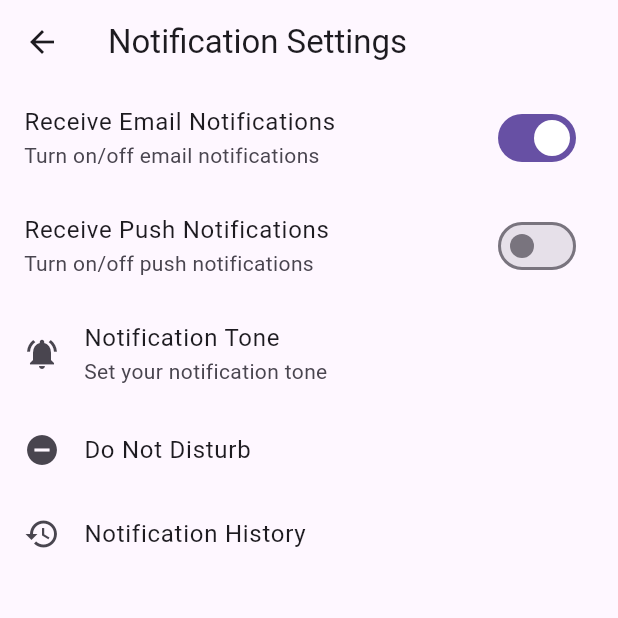
After one commit to zephir0/gym_tracker_flutter, a Flutter app: the NotificationsView screen opened directly, on a phone screen of 412 x 824 dp, the top half of it. The commit adds this screen. Run offline on Flutter 3.47's test engine with Material 3 defaults, Android fonts, the phone set to English and light mode, and no system bars; our stand-ins replace bloc, fl_chart, flutter_bloc, flutter_secure_storage, flutter_speed_dial, flutter_typeahead and 2 more; accounts and stored records are empty; network calls fail.

Commit message:
Updated Account Menu UI

```diff
--- a/lib/ui/settings/settings_page.dart
+++ b/lib/ui/settings/settings_page.dart
@@ -1,7 +1,7 @@
 import 'package:flutter/material.dart';
 import 'package:flutter_bloc/flutter_bloc.dart';
 import 'package:gym_tracker_flutter/data/bloc/user_cubit.dart';
-import 'package:gym_tracker_flutter/ui/settings/widgets/account_view.dart';
+import 'package:gym_tracker_flutter/ui/settings/widgets/account_menu/account_view.dart';
 import 'package:gym_tracker_flutter/ui/settings/widgets/custom_header.dart';
 import 'package:gym_tracker_flutter/ui/settings/widgets/menu_switch.dart';
 import 'package:gym_tracker_flutter/ui/settings/widgets/settings_view.dart';
@@ -14,11 +14,11 @@ class SettingsPage extends StatefulWidget {
 class _SettingsPageState extends State<SettingsPage>
     with SingleTickerProviderStateMixin {
   late TabController _tabController;
-  final List<Widget> _tabs = [AccountView(), SettingsView()];
+
   @override
   void initState() {
     super.initState();
-    _tabController = TabController(vsync: this, length: _tabs.length);
+    _tabController = TabController(vsync: this, length: 2);
   }
 
   @override
--- /dev/null
+++ b/lib/ui/settings/widgets/account_menu/account_view.dart
@@ -0,0 +1,40 @@
+import 'package:flutter/material.dart';
+import 'package:gym_tracker_flutter/ui/settings/widgets/account_menu/screens/notifications_view.dart';
+import 'package:gym_tracker_flutter/ui/settings/widgets/account_menu/screens/payments_view.dart';
+import 'package:gym_tracker_flutter/ui/settings/widgets/account_menu/screens/profile_view.dart';
+import 'package:gym_tracker_flutter/ui/settings/widgets/account_menu/screens/security_view.dart';
+import 'package:gym_tracker_flutter/ui/settings/widgets/settings_tile.dart';
+
+class AccountView extends StatelessWidget {
+  @override
+  Widget build(BuildContext context) {
+    return ListView(
+      children: ListTile.divideTiles(
+        context: context,
+        tiles: [
+          SettingsTile(
+              'Profile',
+              Icons.person,
+              () => Navigator.of(context).push(
+                  MaterialPageRoute(builder: (context) => ProfileView()))),
+          SettingsTile(
+              'Security',
+              Icons.security,
+              () => Navigator.of(context).push(
+                  MaterialPageRoute(builder: (context) => SecurityView()))),
+          SettingsTile(
+              'Payments',
+              Icons.payment,
+              () => Navigator.of(context).push(
+                  MaterialPageRoute(builder: (context) => PaymentsView()))),
+          SettingsTile(
+              'Notifications',
+              Icons.notifications,
+              () => Navigator.of(context).push(MaterialPageRoute(
+                  builder: (context) => NotificationsView()))),
+        ],
+        color: Colors.white.withOpacity(0.3),
+      ).toList(),
+    );
+  }
+}
--- /dev/null
+++ b/lib/ui/settings/widgets/account_menu/screens/notifications_view.dart
@@ -0,0 +1,44 @@
+import 'package:flutter/material.dart';
+
+class NotificationsView extends StatelessWidget {
+  @override
+  Widget build(BuildContext context) {
+    return Scaffold(
+      appBar: AppBar(
+        title: Text("Notification Settings"),
+      ),
+      body: ListView(
+        children: <Widget>[
+          SwitchListTile(
+            title: Text('Receive Email Notifications'),
+            subtitle: Text('Turn on/off email notifications'),
+            value: true,
+            onChanged: (bool value) {},
+          ),
+          SwitchListTile(
+            title: Text('Receive Push Notifications'),
+            subtitle: Text('Turn on/off push notifications'),
+            value: false,
+            onChanged: (bool value) {},
+          ),
+          ListTile(
+            leading: Icon(Icons.notifications_active),
+            title: Text('Notification Tone'),
+            subtitle: Text('Set your notification tone'),
+            onTap: () {},
+          ),
+          ListTile(
+            leading: Icon(Icons.do_not_disturb_on),
+            title: Text('Do Not Disturb'),
+            onTap: () {},
+          ),
+          ListTile(
+            leading: Icon(Icons.history),
+            title: Text('Notification History'),
+            onTap: () {},
+          ),
+        ],
+      ),
+    );
+  }
+}
```
Also changed, not shown: lib/ui/settings/widgets/account_menu/screens/payments_view.dart (added, +30 -0 lines), lib/ui/settings/widgets/account_menu/screens/profile_view.dart (added, +214 -0 lines), lib/ui/settings/widgets/account_menu/screens/security_view.dart (added, +41 -0 lines), lib/ui/settings/widgets/account_view.dart (deleted, +0 -20 lines), lib/ui/settings/widgets/settings_tile.dart (+8 -4 lines), lib/ui/settings/widgets/settings_view.dart (+5 -6 lines).
